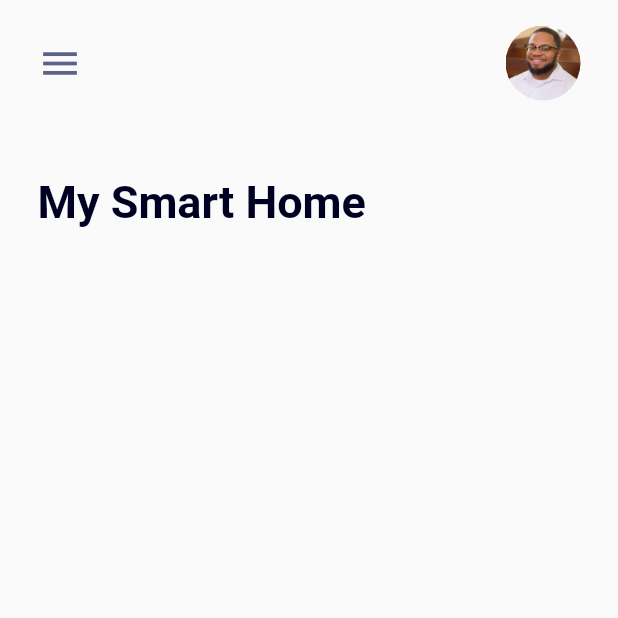
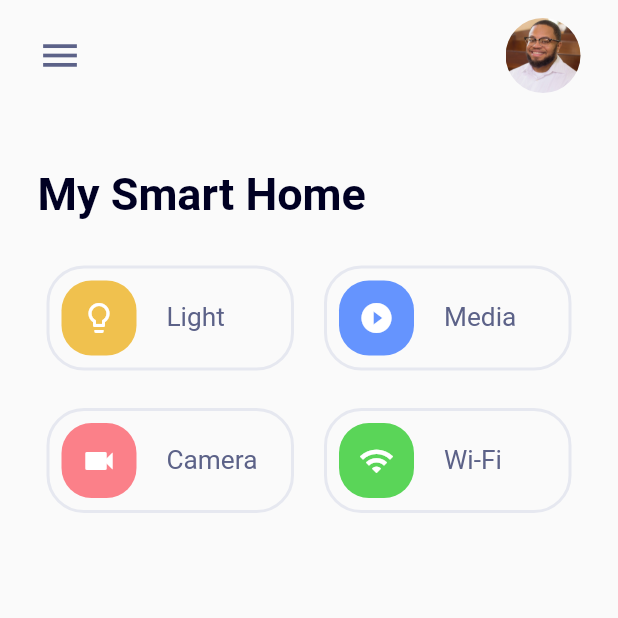
Before and after one commit to DariusMatthews/MySmartHomeApp, a Flutter app: the screen it shows after launch, on a phone screen of 412 x 824 dp, the top half of it. Run offline on Flutter 3.47's test engine with Material 2 defaults, Android fonts, the phone set to English and light mode, and no system bars.

Commit message:
add first half of home screen

```diff
--- a/lib/screens/home_page.dart
+++ b/lib/screens/home_page.dart
@@ -1,5 +1,6 @@
 import 'package:flutter/material.dart';
 import 'package:my_smart_home/style.dart';
+import 'package:my_smart_home/widgets/HomeShortBtns.dart';
 
 class HomePage extends StatelessWidget {
   @override
@@ -11,7 +12,7 @@ class HomePage extends StatelessWidget {
             // header row container
             Container(
               width: double.infinity,
-              margin: const EdgeInsets.only(top: 17),
+              margin: const EdgeInsets.only(top: 12),
               padding: const EdgeInsets.symmetric(horizontal: 25),
               child: Row(
                 mainAxisAlignment: MainAxisAlignment.spaceBetween,
@@ -51,8 +52,46 @@ class HomePage extends StatelessWidget {
                 ),
               ),
             ),
-            SizedBox(height: 20),
-            Wrap(),
+            SizedBox(height: 30),
+            // Home shortcut buttons
+            Wrap(
+              spacing: 20,
+              runSpacing: 25,
+              children: <Widget>[
+                HomeShortBtns(
+                  btnTitle: 'Light',
+                  icon: Icon(
+                    Icons.lightbulb_outline,
+                    color: Colors.white,
+                  ),
+                  iconColor: yellow,
+                ),
+                HomeShortBtns(
+                  btnTitle: 'Media',
+                  icon: Icon(
+                    Icons.play_circle_filled,
+                    color: Colors.white,
+                  ),
+                  iconColor: purpleBlue,
+                ),
+                HomeShortBtns(
+                  btnTitle: 'Camera',
+                  icon: Icon(
+                    Icons.videocam,
+                    color: Colors.white,
+                  ),
+                  iconColor: peach,
+                ),
+                HomeShortBtns(
+                  btnTitle: 'Wi-Fi',
+                  icon: Icon(
+                    Icons.wifi,
+                    color: Colors.white,
+                  ),
+                  iconColor: green,
+                ),
+              ],
+            ),
           ],
         ),
       ),
--- a/lib/style.dart
+++ b/lib/style.dart
@@ -9,7 +9,7 @@ const lightBlue = Color.fromRGBO(235, 241, 255, 1);
 const deepBlue = Color.fromRGBO(76, 130, 253, 1);
 const darkBlue = Color.fromRGBO(0, 0, 35, 1);
 const greyBlue = Color.fromRGBO(92, 98, 136, 1);
-const lightGrey = Color.fromRGBO(230, 241, 240, 1);
+const lightGrey = Color.fromRGBO(230, 232, 240, 1);
 const green = Color.fromRGBO(90, 213, 88, 1);
 const lightGreen = Color.fromRGBO(119, 218, 120, 1);
 const yellow = Color.fromRGBO(240, 193, 78, 1);
--- /dev/null
+++ b/lib/widgets/HomeShortBtns.dart
@@ -0,0 +1,55 @@
+import 'package:flutter/material.dart';
+import 'package:my_smart_home/style.dart';
+
+class HomeShortBtns extends StatelessWidget {
+  final String btnTitle;
+  final Color iconColor;
+  final Icon icon;
+
+  const HomeShortBtns({
+    Key key,
+    this.btnTitle,
+    this.iconColor,
+    this.icon,
+  }) : super(key: key);
+
+  @override
+  Widget build(BuildContext context) {
+    return Container(
+      height: 70,
+      width: 165,
+      decoration: BoxDecoration(
+        border: Border.all(
+          color: lightGrey,
+          width: 2,
+        ),
+        borderRadius: BorderRadius.circular(25),
+      ),
+      child: Row(
+        children: <Widget>[
+          Padding(
+            padding: const EdgeInsets.only(left: 8.0),
+            child: Container(
+              height: 50,
+              width: 50,
+              decoration: BoxDecoration(
+                color: iconColor,
+                borderRadius: BorderRadius.circular(20),
+              ),
+              child: icon,
+            ),
+          ),
+          SizedBox(width: 20),
+          Text(
+            btnTitle,
+            style: TextStyle(
+              fontFamily: 'Roboto',
+              color: greyBlue,
+              fontSize: 17.5,
+            ),
+          ),
+        ],
+      ),
+    );
+  }
+}
```
Also changed, not shown: 1 other file.
